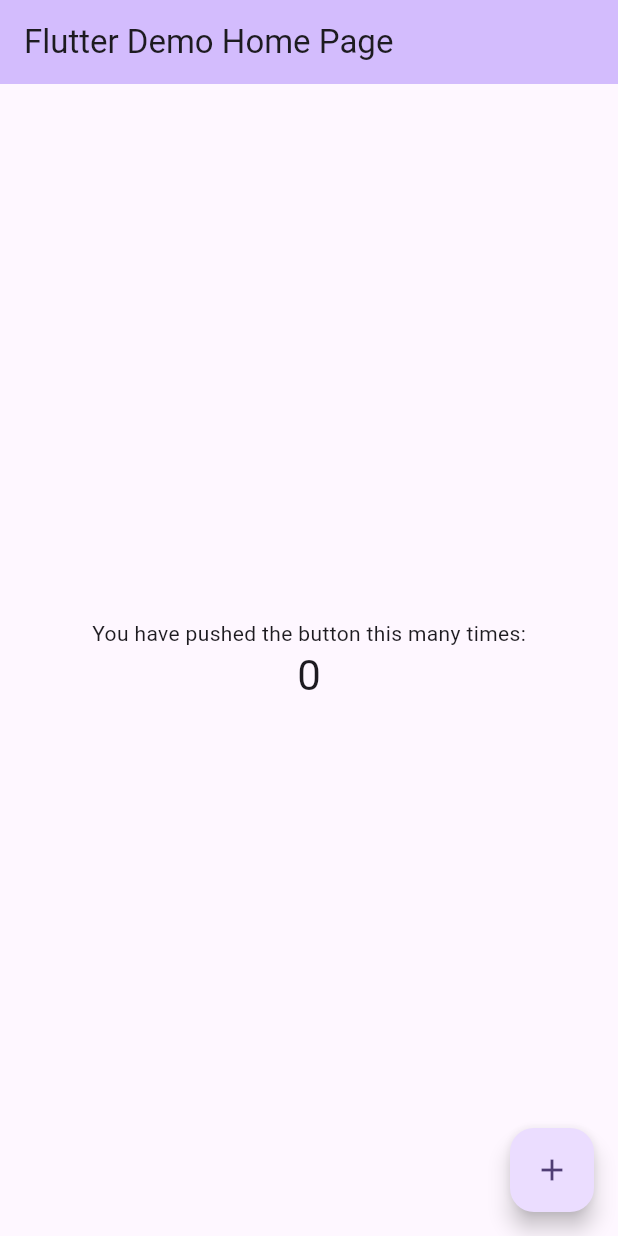
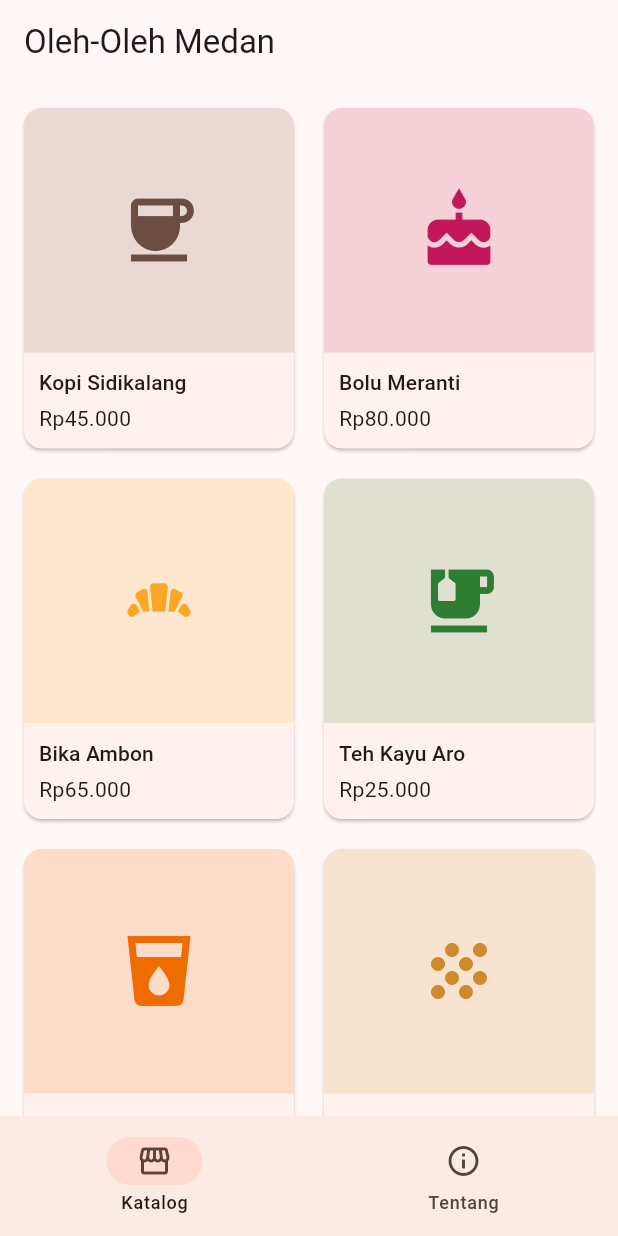
Before and after one commit to juhralexa/katalog_oleh_oleh, a Flutter app: the screen it shows after launch, on a phone screen of 412 x 824 dp. Run offline on Flutter 3.47's test engine with Material 3 defaults, Android fonts, the phone set to English and light mode, and no system bars; our stand-ins replace go_router, material_ui.

Commit message:
Tambah katalog produk, detail, tentang, dan navigasi go_router

```diff
--- /dev/null
+++ b/lib/data.dart
@@ -0,0 +1,56 @@
+import 'package:material_ui/material_ui.dart';
+
+class Produk {
+  const Produk({
+    required this.id,
+    required this.nama,
+    required this.kategori,
+    required this.harga,
+    required this.deskripsi,
+    required this.ikon,
+    required this.warna,
+  });
+
+  final int id;
+  final String nama;
+  final String kategori;
+  final int harga;
+  final String deskripsi;
+  final IconData ikon;
+  final Color warna;
+}
+
+const daftarProduk = <Produk>[
+  Produk(id: 1, nama: 'Kopi Sidikalang', kategori: 'Minuman', harga: 45000,
+      deskripsi: 'Kopi robusta khas Dairi, sangrai sedang, 250 g.',
+      ikon: Icons.coffee, warna: Color(0xFF6D4C41)),
+  Produk(id: 2, nama: 'Bolu Meranti', kategori: 'Kue', harga: 80000,
+      deskripsi: 'Bolu gulung lembut dengan isian keju dan cokelat.',
+      ikon: Icons.cake, warna: Color(0xFFC2185B)),
+  Produk(id: 3, nama: 'Bika Ambon', kategori: 'Kue', harga: 65000,
+      deskripsi: 'Kue berserat khas Medan dengan aroma daun jeruk.',
+      ikon: Icons.bakery_dining, warna: Color(0xFFF9A825)),
+  Produk(id: 4, nama: 'Teh Kayu Aro', kategori: 'Minuman', harga: 25000,
+      deskripsi: 'Teh hitam dari dataran tinggi, 100 g.',
+      ikon: Icons.emoji_food_beverage, warna: Color(0xFF2E7D32)),
+  Produk(id: 5, nama: 'Sirup Markisa', kategori: 'Minuman', harga: 35000,
+      deskripsi: 'Sirup buah markisa asli Berastagi, 620 ml.',
+      ikon: Icons.local_drink, warna: Color(0xFFEF6C00)),
+  Produk(id: 6, nama: 'Kacang Sihobuk', kategori: 'Camilan', harga: 20000,
+      deskripsi: 'Kacang tanah sangrai khas Sihobuk, renyah dan gurih.',
+      ikon: Icons.grain, warna: Color(0xFFD08A2E)),
+];
+
+Produk? cariProduk(int id) {
+  for (final p in daftarProduk) {
+    if (p.id == id) return p;
+  }
+  return null;
+}
+
+extension Rupiah on int {
+  String get rupiah {
+    final pola = RegExp(r'\B(?=(\d{3})+(?!\d))');
+    return 'Rp${toString().replaceAllMapped(pola, (m) => '.')}';
+  }
+}
--- /dev/null
+++ b/lib/halaman_katalog.dart
@@ -0,0 +1,81 @@
+import 'package:go_router/go_router.dart';
+import 'package:material_ui/material_ui.dart';
+
+import 'data.dart';
+
+class HalamanKatalog extends StatelessWidget {
+  const HalamanKatalog({super.key});
+
+  @override
+  Widget build(BuildContext context) {
+    return Scaffold(
+      appBar: AppBar(title: const Text('Oleh-Oleh Medan')),
+      body: LayoutBuilder(
+        builder: (context, constraints) {
+          // Jumlah kolom mengikuti lebar ruang yang tersedia
+          final kolom = switch (constraints.maxWidth) {
+            < 600 => 2,
+            < 900 => 3,
+            _ => 4,
+          };
+          return GridView.builder(
+            padding: const EdgeInsets.all(12),
+            gridDelegate: SliverGridDelegateWithFixedCrossAxisCount(
+              crossAxisCount: kolom,
+              mainAxisSpacing: 12,
+              crossAxisSpacing: 12,
+              childAspectRatio: 0.8,
+            ),
+            itemCount: daftarProduk.length,
+            itemBuilder: (context, i) => KartuProduk(produk: daftarProduk[i]),
+          );
+        },
+      ),
+    );
+  }
+}
+
+class KartuProduk extends StatelessWidget {
+  const KartuProduk({super.key, required this.produk});
+
+  final Produk produk;
+
+  @override
+  Widget build(BuildContext context) {
+    final teks = Theme.of(context).textTheme;
+    return Card(
+      clipBehavior: Clip.antiAlias,
+      child: InkWell(
+        onTap: () => context.go('/produk/${produk.id}'),
+        child: Column(
+          crossAxisAlignment: CrossAxisAlignment.start,
+          children: [
+            Expanded(
+              child: Container(
+                width: double.infinity,
+                color: produk.warna.withValues(alpha: 0.15),
+                child: Icon(produk.ikon, size: 56, color: produk.warna),
+              ),
+            ),
+            Padding(
+              padding: const EdgeInsets.all(10),
+              child: Column(
+                crossAxisAlignment: CrossAxisAlignment.start,
+                children: [
+                  Text(
+                    produk.nama,
+                    style: teks.titleSmall,
+                    maxLines: 1,
+                    overflow: TextOverflow.ellipsis,
+                  ),
+                  const SizedBox(height: 4),
+                  Text(produk.harga.rupiah, style: teks.bodyMedium),
+                ],
+              ),
+            ),
+          ],
+        ),
+      ),
+    );
+  }
+}
--- a/lib/main.dart
+++ b/lib/main.dart
@@ -1,121 +1,126 @@
-import 'package:flutter/material.dart';
+import 'package:go_router/go_router.dart';
+import 'package:material_ui/material_ui.dart';
 
-void main() {
-  runApp(const MyApp());
-}
+import 'data.dart';
+import 'halaman_detail.dart';
+import 'halaman_katalog.dart';
+import 'halaman_tentang.dart';
 
-class MyApp extends StatelessWidget {
-  const MyApp({super.key});
+void main() => runApp(const KatalogApp());
 
-  // This widget is the root of your application.
+final _router = GoRouter(
+  initialLocation: '/',
+  routes: [
+    StatefulShellRoute.indexedStack(
+      builder: (context, state, shell) => KerangkaNavigasi(shell: shell),
+      branches: [
+        StatefulShellBranch(
+          routes: [
+            GoRoute(
+              path: '/',
+              builder: (context, state) => const HalamanKatalog(),
+              routes: [
+                GoRoute(
+                  path: 'produk/:id', // URL lengkap: /produk/3
+                  builder: (context, state) {
+                    final id = int.tryParse(state.pathParameters['id'] ?? '');
+                    return HalamanDetail(
+                      produk: id == null ? null : cariProduk(id),
+                    );
+                  },
+                ),
+              ],
+            ),
+          ],
+        ),
+        StatefulShellBranch(
+          routes: [
+            GoRoute(
+              path: '/tentang',
+              builder: (context, state) => const HalamanTentang(),
+            ),
+          ],
+        ),
+      ],
+    ),
+  ],
+);
+
+class KatalogApp extends StatelessWidget {
+  const KatalogApp({super.key});
+
   @override
   Widget build(BuildContext context) {
-    return MaterialApp(
-      title: 'Flutter Demo',
+    return MaterialApp.router(
+      title: 'Oleh-Oleh Medan',
+      debugShowCheckedModeBanner: false,
       theme: ThemeData(
-        // This is the theme of your application.
-        //
-        // TRY THIS: Try running your application with "flutter run". You'll see
-        // the application has a purple toolbar. Then, without quitting the app,
-        // try changing the seedColor in the colorScheme below to Colors.green
-        // and then invoke "hot reload" (save your changes or press the "hot
-        // reload" button in a Flutter-supported IDE, or press "r" if you used
-        // the command line to start the app).
-        //
-        // Notice that the counter didn't reset back to zero; the application
-        // state is not lost during the reload. To reset the state, use hot
-        // restart instead.
-        //
-        // This works for code too, not just values: Most code changes can be
-        // tested with just a hot reload.
-        colorScheme: .fromSeed(seedColor: Colors.deepPurple),
+        colorScheme: ColorScheme.fromSeed(seedColor: const Color(0xFF6D4C41)),
       ),
-      home: const MyHomePage(title: 'Flutter Demo Home Page'),
+      routerConfig: _router,
     );
   }
 }
 
-class MyHomePage extends StatefulWidget {
-  const MyHomePage({super.key, required this.title});
+class KerangkaNavigasi extends StatelessWidget {
+  const KerangkaNavigasi({super.key, required this.shell});
 
-  // This widget is the home page of your application. It is stateful, meaning
-  // that it has a State object (defined below) that contains fields that affect
-  // how it looks.
+  final StatefulNavigationShell shell;
 
-  // This class is the configuration for the state. It holds the values (in this
-  // case the title) provided by the parent (in this case the App widget) and
-  // used by the build method of the State. Fields in a Widget subclass are
-  // always marked "final".
-
-  final String title;
-
-  @override
-  State<MyHomePage> createState() => _MyHomePageState();
-}
-
-class _MyHomePageState extends State<MyHomePage> {
-  int _counter = 0;
-
-  void _incrementCounter() {
-    setState(() {
-      // This call to setState tells the Flutter framework that something has
-      // changed in this State, which causes it to rerun the build method below
-      // so that the display can reflect the updated values. If we changed
-      // _counter without calling setState(), then the build method would not be
-      // called again, and so nothing would appear to happen.
-      _counter++;
-    });
-  }
+  void _pilih(int i) =>
+      shell.goBranch(i, initialLocation: i == shell.currentIndex);
 
   @override
   Widget build(BuildContext context) {
-    // This method is rerun every time setState is called, for instance as done
-    // by the _incrementCounter method above.
-    //
-    // The Flutter framework has been optimized to make rerunning build methods
-    // fast, so that you can just rebuild anything that needs updating rather
-    // than having to individually change instances of widgets.
-    return Scaffold(
-      appBar: AppBar(
-        // TRY THIS: Try changing the color here to a specific color (to
-        // Colors.amber, perhaps?) and trigger a hot reload to see the AppBar
-        // change color while the other colors stay the same.
-        backgroundColor: Theme.of(context).colorScheme.inversePrimary,
-        // Here we take the value from the MyHomePage object that was created by
-        // the App.build method, and use it to set our appbar title.
-        title: Text(widget.title),
-      ),
-      body: Center(
-        // Center is a layout widget. It takes a single child and positions it
-        // in the middle of the parent.
-        child: Column(
-          // Column is also a layout widget. It takes a list of children and
-          // arranges them vertically. By default, it sizes itself to fit its
-          // children horizontally, and tries to be as tall as its parent.
-          //
-          // Column has various properties to control how it sizes itself and
-          // how it positions its children. Here we use mainAxisAlignment to
-          // center the children vertically; the main axis here is the vertical
-          // axis because Columns are vertical (the cross axis would be
-          // horizontal).
-          //
-          // TRY THIS: Invoke "debug painting" (choose the "Toggle Debug Paint"
-          // action in the IDE, or press "p" in the console), to see the
-          // wireframe for each widget.
-          mainAxisAlignment: .center,
+    final lebar = MediaQuery.sizeOf(context).width;
+
+    // Layar lebar (tablet/desktop): navigasi di samping
+    if (lebar >= 840) {
+      return Scaffold(
+        body: Row(
           children: [
-            const Text('You have pushed the button this many times:'),
-            Text(
-              '$_counter',
-              style: Theme.of(context).textTheme.headlineMedium,
+            NavigationRail(
+              selectedIndex: shell.currentIndex,
+              onDestinationSelected: _pilih,
+              labelType: NavigationRailLabelType.all,
+              destinations: const [
+                NavigationRailDestination(
+                  icon: Icon(Icons.storefront_outlined),
+                  selectedIcon: Icon(Icons.storefront),
+                  label: Text('Katalog'),
+                ),
+                NavigationRailDestination(
+                  icon: Icon(Icons.info_outline),
+                  selectedIcon: Icon(Icons.info),
+                  label: Text('Tentang'),
+                ),
+              ],
             ),
+            const VerticalDivider(width: 1),
+            Expanded(child: shell),
           ],
         ),
-      ),
-      floatingActionButton: FloatingActionButton(
-        onPressed: _incrementCounter,
-        tooltip: 'Increment',
-        child: const Icon(Icons.add),
+      );
+    }
+
+    // Layar sempit (ponsel): navigasi di bawah
+    return Scaffold(
+      body: shell,
+      bottomNavigationBar: NavigationBar(
+        selectedIndex: shell.currentIndex,
+        onDestinationSelected: _pilih,
+        destinations: const [
+          NavigationDestination(
+            icon: Icon(Icons.storefront_outlined),
+            selectedIcon: Icon(Icons.storefront),
+            label: 'Katalog',
+          ),
+          NavigationDestination(
+            icon: Icon(Icons.info_outline),
+            selectedIcon: Icon(Icons.info),
+            label: 'Tentang',
+          ),
+        ],
       ),
     );
   }
```
Also changed, not shown: lib/halaman_detail.dart (added, +74 -0 lines), lib/halaman_tentang.dart (added, +55 -0 lines), 1 other file.
